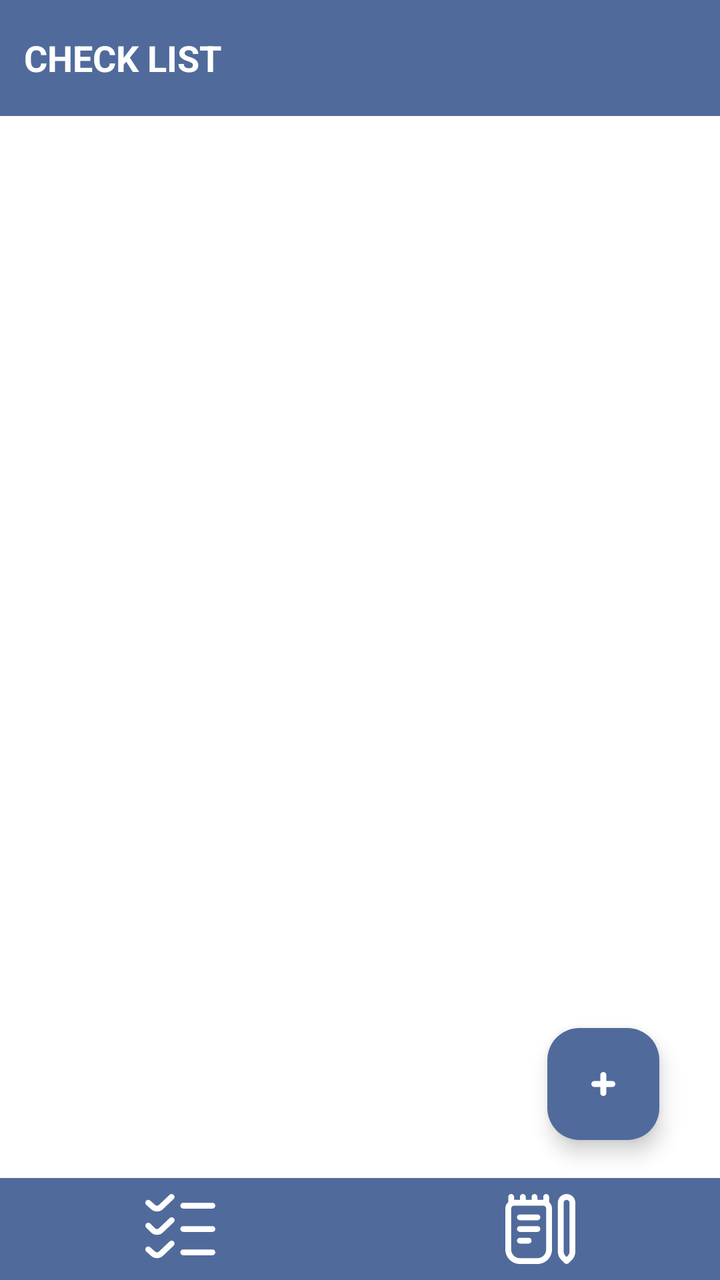
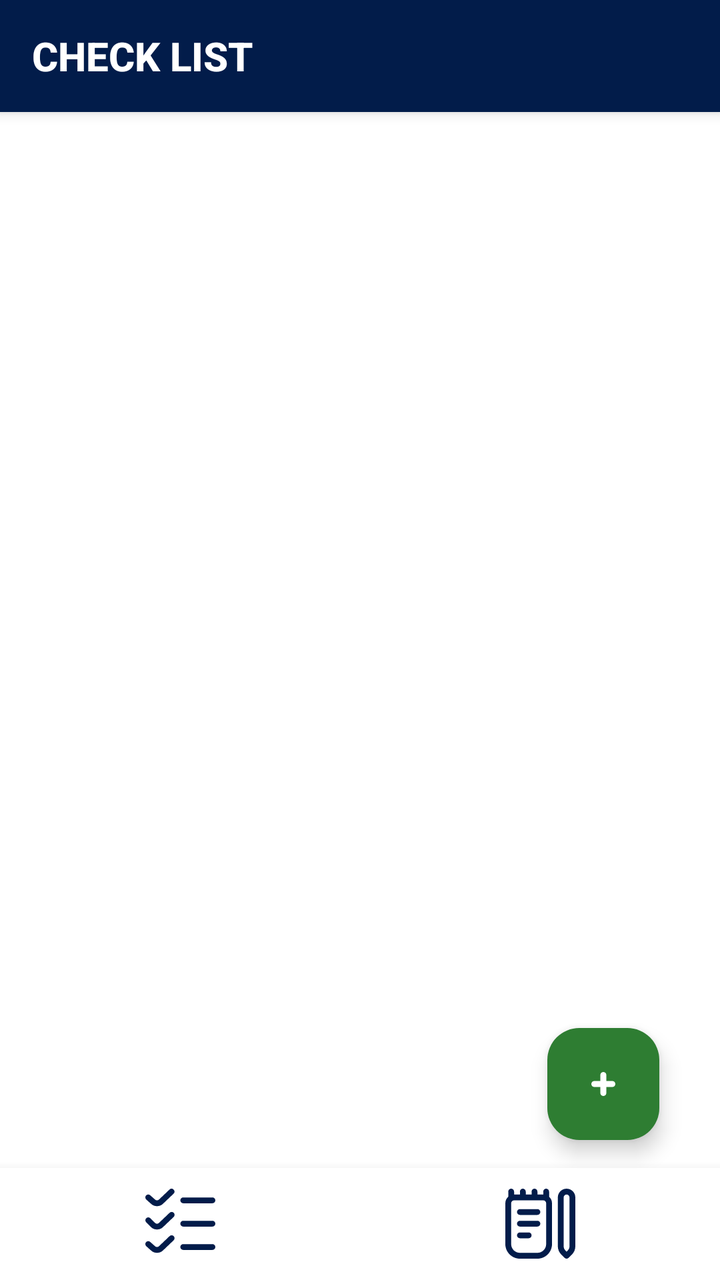

An Android layout rendered at two revisions. The XML below is the earlier revision; the diff shows what the commit changed to produce the second picture.
<!-- AndroidManifest.xml: application theme Theme.NotasApp -->
<!-- res/layout/fragment_home.xml -->
<?xml version="1.0" encoding="utf-8"?>
<androidx.constraintlayout.widget.ConstraintLayout xmlns:android="http://schemas.android.com/apk/res/android"
    xmlns:app="http://schemas.android.com/apk/res-auto"
    xmlns:tools="http://schemas.android.com/tools"
    android:layout_width="match_parent"
    android:layout_height="match_parent"
    android:background="@color/white"
    tools:context=".ui.fragment.HomeFragment">


    <LinearLayout
        android:id="@+id/ll_title"
        android:layout_width="match_parent"
        android:layout_height="wrap_content"
        android:background="@color/color_primario"
        android:gravity="center"
        android:orientation="horizontal"
        app:layout_constraintEnd_toEndOf="parent"
        app:layout_constraintStart_toStartOf="parent"
        app:layout_constraintTop_toTopOf="parent">

        <TextView
            android:layout_width="wrap_content"
            android:layout_height="wrap_content"
            android:layout_marginHorizontal="12dp"
            android:layout_weight="4"
            android:text="CHECK LIST"
            android:textColor="@color/white"
            android:textSize="18sp"
            android:textStyle="bold" />

        <ImageView
            android:id="@+id/btn_Settings"
            android:layout_width="34dp"
            android:layout_height="34dp"
            android:layout_margin="12dp"
            android:layout_weight="1"
            android:background="?selectableItemBackgroundBorderless"
            android:src="@drawable/baseline_settings_24"
            android:visibility="invisible"
            app:tint="@color/white" />
    </LinearLayout>

    <ScrollView
        android:id="@+id/sv_check"
        android:layout_width="0dp"
        android:layout_height="0dp"
        app:layout_constraintBottom_toTopOf="@+id/container_btns"
        app:layout_constraintEnd_toEndOf="parent"
        app:layout_constraintStart_toStartOf="parent"
        app:layout_constraintTop_toBottomOf="@+id/ll_title">

        <androidx.recyclerview.widget.RecyclerView
            android:id="@+id/rv_notes"
            android:layout_width="match_parent"
            android:layout_height="match_parent"
            tools:listitem="@layout/item_notes" />


    </ScrollView>

    <LinearLayout
        android:id="@+id/container_btns"
        android:layout_width="match_parent"
        android:layout_height="wrap_content"
        android:background="@color/color_primario"
        android:gravity="center"
        android:orientation="horizontal"
        android:paddingVertical="8dp"
        app:layout_constraintBottom_toBottomOf="parent">

        <ImageView
            android:id="@+id/btn_Check"
            android:layout_width="35dp"
            android:layout_height="35dp"
            android:layout_weight="1"
            android:src="@drawable/comprobacion"
            app:tint="@color/white" />

        <ImageView
            android:id="@+id/btn_notas"
            android:layout_width="35dp"
            android:layout_height="35dp"
            android:layout_weight="1"
            android:src="@drawable/diario"
            app:tint="@color/white" />

    </LinearLayout>


    <com.google.android.material.floatingactionbutton.FloatingActionButton
        android:id="@+id/btn_AddNote"
        android:layout_width="wrap_content"
        android:layout_height="wrap_content"
        android:backgroundTint="@color/color_primario"
        android:src="@drawable/plus"
        app:layout_constraintBottom_toBottomOf="parent"
        app:layout_constraintEnd_toEndOf="parent"
        app:layout_constraintHorizontal_bias="0.9"
        app:layout_constraintStart_toStartOf="parent"
        app:layout_constraintTop_toTopOf="parent"
        app:layout_constraintVertical_bias="0.88"
        app:tint="@color/white" />


</androidx.constraintlayout.widget.ConstraintLayout>
<!-- res/layout/item_notes.xml (included above) -->
<?xml version="1.0" encoding="utf-8"?>
<androidx.cardview.widget.CardView xmlns:android="http://schemas.android.com/apk/res/android"
    xmlns:app="http://schemas.android.com/apk/res-auto"
    android:layout_width="match_parent"
    android:layout_height="wrap_content"
    android:layout_marginBottom="3dp"
    android:elevation="12dp">

    <LinearLayout
        android:layout_width="match_parent"
        android:layout_height="wrap_content"
        android:background="@color/white"
        android:gravity="center">

        <CheckBox
            android:id="@+id/cb_note"
            android:layout_width="wrap_content"
            android:layout_height="wrap_content"
            android:checked="true"
            android:text="|"
            android:textColor="@color/white"
            android:textSize="24dp"
            app:buttonTint ="@color/color_primario"
            />

        <TextView
            android:id="@+id/tv_Note"
            android:layout_width="wrap_content"
            android:layout_height="wrap_content"
            android:layout_weight="3"
            android:text="Aqui va una nota"
            android:textColor="@color/black"
            android:textSize="16sp"
            android:visibility="visible" />

        <EditText
            android:id="@+id/et_update"
            android:layout_width="wrap_content"
            android:layout_height="wrap_content"
            android:layout_weight="3"
            android:inputType="textCapSentences"
            android:textColor="@color/black"
            android:visibility="gone" />

        <ImageView
            android:id="@+id/btn_Update"
            android:layout_width="wrap_content"
            android:layout_height="wrap_content"
            android:layout_marginHorizontal="12dp"
            android:src="@drawable/update"
            app:tint="@color/color_primario" />

        <ImageView
            android:id="@+id/btn_Delete"
            android:layout_width="wrap_content"
            android:layout_height="wrap_content"
            android:layout_marginRight="10dp"
            android:src="@drawable/delte_ic"
            app:tint="#7C0808" />

        <ImageView
            android:id="@+id/btn_Check"
            android:layout_width="wrap_content"
            android:layout_height="wrap_content"
            android:layout_marginHorizontal="12dp"
            android:src="@drawable/check_ic"
            android:visibility="gone"
            app:tint="#176700" />

        <ImageView
            android:id="@+id/btn_CLose"
            android:layout_width="wrap_content"
            android:layout_height="wrap_content"
            android:layout_marginRight="10dp"
            android:src="@drawable/baseline_close_24"
            android:visibility="gone"
            app:tint="#7C0808" />


    </LinearLayout>


</androidx.cardview.widget.CardView>
<!-- resources referenced by this layout -->
<resources>
  <color name="black">#FF000000</color>
  <color name="color_primario">#506b9b</color>
  <color name="white">#FFFFFFFF</color>
  <!-- drawable baseline_close_24 (drawable) -->
  <vector android:height="24dp" android:tint="#000000"
      android:viewportHeight="24" android:viewportWidth="24"
      android:width="24dp" xmlns:android="http://schemas.android.com/apk/res/android">
      <path android:fillColor="@android:color/white" android:pathData="M19,6.41L17.59,5 12,10.59 6.41,5 5,6.41 10.59,12 5,17.59 6.41,19 12,13.41 17.59,19 19,17.59 13.41,12z"/>
  </vector>
  <!-- drawable check_ic (drawable) -->
  <vector android:height="24dp" android:tint="#000000"
      android:viewportHeight="24" android:viewportWidth="24"
      android:width="24dp" xmlns:android="http://schemas.android.com/apk/res/android">
      <path android:fillColor="@android:color/white" android:pathData="M9,16.17L4.83,12l-1.42,1.41L9,19 21,7l-1.41,-1.41z"/>
  </vector>
  <!-- drawable comprobacion (drawable) -->
  <vector xmlns:android="http://schemas.android.com/apk/res/android" android:width="24dp" android:height="24dp" android:viewportWidth="24" android:viewportHeight="24" android:tint="?attr/colorControlNormal"><path android:fillColor="@android:color/white" android:pathData="m4 6a2.982 2.982 0 0 1 -2.122-.879l-1.544-1.374a1 1 0 0 1 1.332-1.494l1.585 1.414a1 1 0 0 0 1.456.04l3.604-3.431a1 1 0 0 1 1.378 1.448l-3.589 3.414a2.964 2.964 0 0 1 -2.1.862zm20-2a1 1 0 0 0 -1-1h-10a1 1 0 0 0 0 2h10a1 1 0 0 0 1-1zm-17.9 9.138 3.589-3.414a1 1 0 1 0 -1.378-1.448l-3.6 3.431a1.023 1.023 0 0 1 -1.414 0l-1.59-1.585a1 1 0 0 0 -1.414 1.414l1.585 1.585a3 3 0 0 0 4.226.017zm17.9-1.138a1 1 0 0 0 -1-1h-10a1 1 0 0 0 0 2h10a1 1 0 0 0 1-1zm-17.9 9.138 3.585-3.414a1 1 0 1 0 -1.378-1.448l-3.6 3.431a1 1 0 0 1 -1.456-.04l-1.585-1.414a1 1 0 0 0 -1.332 1.494l1.544 1.374a3 3 0 0 0 4.226.017zm17.9-1.138a1 1 0 0 0 -1-1h-10a1 1 0 0 0 0 2h10a1 1 0 0 0 1-1z"/></vector>
  <!-- drawable delte_ic (drawable) -->
  <vector android:height="24dp" android:tint="#000000"
      android:viewportHeight="24" android:viewportWidth="24"
      android:width="24dp" xmlns:android="http://schemas.android.com/apk/res/android">
      <path android:fillColor="@android:color/white" android:pathData="M6,19c0,1.1 0.9,2 2,2h8c1.1,0 2,-0.9 2,-2V7H6v12zM19,4h-3.5l-1,-1h-5l-1,1H5v2h14V4z"/>
  </vector>
  <!-- drawable plus (drawable) -->
  <vector xmlns:android="http://schemas.android.com/apk/res/android" android:width="24dp" android:height="24dp" android:viewportWidth="24" android:viewportHeight="24" android:tint="?attr/colorControlNormal"><path android:fillColor="@android:color/white" android:pathData="M16.5,10.5h-3v-3a1.5,1.5,0,0,0-3,0v3h-3a1.5,1.5,0,0,0,0,3h3v3a1.5,1.5,0,0,0,3,0v-3h3a1.5,1.5,0,0,0,0-3Z"/></vector>
  <!-- drawable update (drawable) -->
  <vector android:height="24dp" android:tint="#000000"
      android:viewportHeight="24" android:viewportWidth="24"
      android:width="24dp" xmlns:android="http://schemas.android.com/apk/res/android">
      <path android:fillColor="@android:color/white" android:pathData="M3,17.25V21h3.75L17.81,9.94l-3.75,-3.75L3,17.25zM20.71,7.04c0.39,-0.39 0.39,-1.02 0,-1.41l-2.34,-2.34c-0.39,-0.39 -1.02,-0.39 -1.41,0l-1.83,1.83 3.75,3.75 1.83,-1.83z"/>
  </vector>
  <style name="Theme.NotasApp" parent="Base.Theme.NotasApp" />
  <style name="Base.Theme.NotasApp" parent="Theme.Material3.DayNight.NoActionBar">
          
          
          <item name="android:windowAnimationStyle">@null</item>
      </style>
  <!-- unchanged entries left out for length: 2 -->
</resources>

<!-- the commit's change to res/layout/fragment_home.xml (unified diff, before → after) -->
@@ -7,14 +7,17 @@
     android:background="@color/white"
     tools:context=".ui.fragment.HomeFragment">
 
-
+    
     <LinearLayout
         android:id="@+id/ll_title"
         android:layout_width="match_parent"
-        android:layout_height="wrap_content"
+        android:layout_height="56dp"
         android:background="@color/color_primario"
-        android:gravity="center"
+        android:gravity="center_vertical"
         android:orientation="horizontal"
+        android:paddingStart="16dp"
+        android:paddingEnd="16dp"
+        android:elevation="4dp"
         app:layout_constraintEnd_toEndOf="parent"
         app:layout_constraintStart_toStartOf="parent"
         app:layout_constraintTop_toTopOf="parent">
@@ -22,51 +25,52 @@
         <TextView
             android:layout_width="wrap_content"
             android:layout_height="wrap_content"
-            android:layout_marginHorizontal="12dp"
-            android:layout_weight="4"
             android:text="CHECK LIST"
             android:textColor="@color/white"
-            android:textSize="18sp"
-            android:textStyle="bold" />
+            android:textSize="20sp"
+            android:textStyle="bold"
+            android:fontFamily="sans-serif-medium" />
 
         <ImageView
             android:id="@+id/btn_Settings"
             android:layout_width="34dp"
             android:layout_height="34dp"
-            android:layout_margin="12dp"
-            android:layout_weight="1"
+            android:layout_marginStart="8dp"
             android:background="?selectableItemBackgroundBorderless"
             android:src="@drawable/baseline_settings_24"
             android:visibility="invisible"
             app:tint="@color/white" />
     </LinearLayout>
-
     <ScrollView
-        android:id="@+id/sv_check"
+        android:id="@+id/sv_notas"
         android:layout_width="0dp"
         android:layout_height="0dp"
         app:layout_constraintBottom_toTopOf="@+id/container_btns"
         app:layout_constraintEnd_toEndOf="parent"
         app:layout_constraintStart_toStartOf="parent"
         app:layout_constraintTop_toBottomOf="@+id/ll_title">
-
-        <androidx.recyclerview.widget.RecyclerView
-            android:id="@+id/rv_notes"
-            android:layout_width="match_parent"
-            android:layout_height="match_parent"
-            tools:listitem="@layout/item_notes" />
-
-
+    
+    <androidx.recyclerview.widget.RecyclerView
+        android:id="@+id/rv_notes"
+        android:layout_width="match_parent"
+        android:layout_height="wrap_content"
+        android:padding="6dp"
+        app:layout_constraintBottom_toTopOf="@+id/container_btns"
+        app:layout_constraintEnd_toEndOf="parent"
+        app:layout_constraintStart_toStartOf="parent"
+        app:layout_constraintTop_toBottomOf="@+id/ll_title"
+        tools:listitem="@layout/item_notes" />
     </ScrollView>
-
+    
     <LinearLayout
         android:id="@+id/container_btns"
         android:layout_width="match_parent"
-        android:layout_height="wrap_content"
-        android:background="@color/color_primario"
+        android:layout_height="56dp"
+        android:background="@color/white"
         android:gravity="center"
         android:orientation="horizontal"
         android:paddingVertical="8dp"
+        android:elevation="8dp"
         app:layout_constraintBottom_toBottomOf="parent">
 
         <ImageView
@@ -75,7 +79,9 @@
             android:layout_height="35dp"
             android:layout_weight="1"
             android:src="@drawable/comprobacion"
-            app:tint="@color/white" />
+            app:tint="@color/color_primario"
+            android:background="?attr/selectableItemBackground"
+            />
 
         <ImageView
             android:id="@+id/btn_notas"
@@ -83,16 +89,18 @@
             android:layout_height="35dp"
             android:layout_weight="1"
             android:src="@drawable/diario"
-            app:tint="@color/white" />
+            app:tint="@color/color_primario"
+            android:background="?attr/selectableItemBackground"
 
+            />
     </LinearLayout>
 
-
+    
     <com.google.android.material.floatingactionbutton.FloatingActionButton
         android:id="@+id/btn_AddNote"
         android:layout_width="wrap_content"
         android:layout_height="wrap_content"
-        android:backgroundTint="@color/color_primario"
+        android:backgroundTint="@color/ColorSecundario"
         android:src="@drawable/plus"
         app:layout_constraintBottom_toBottomOf="parent"
         app:layout_constraintEnd_toEndOf="parent"
@@ -102,89 +110,88 @@
         app:layout_constraintVertical_bias="0.88"
         app:tint="@color/white" />
 
-
 </androidx.constraintlayout.widget.ConstraintLayout>
 <!-- res/layout/item_notes.xml (included above) -->
 <?xml version="1.0" encoding="utf-8"?>
-<androidx.cardview.widget.CardView xmlns:android="http://schemas.android.com/apk/res/android"
+<androidx.cardview.widget.CardView
+    xmlns:android="http://schemas.android.com/apk/res/android"
     xmlns:app="http://schemas.android.com/apk/res-auto"
     android:layout_width="match_parent"
     android:layout_height="wrap_content"
-    android:layout_marginBottom="3dp"
-    android:elevation="12dp">
+    android:layout_marginVertical="5dp"
+    android:layout_marginHorizontal="2dp"
+    android:elevation="4dp"
+    app:cardCornerRadius="8dp">
 
     <LinearLayout
         android:layout_width="match_parent"
         android:layout_height="wrap_content"
         android:background="@color/white"
-        android:gravity="center">
+        android:gravity="center_vertical"
+        android:padding="16dp">
 
         <CheckBox
             android:id="@+id/cb_note"
-            android:layout_width="wrap_content"
-            android:layout_height="wrap_content"
-            android:checked="true"
-            android:text="|"
-            android:textColor="@color/white"
-            android:textSize="24dp"
-            app:buttonTint ="@color/color_primario"
-            />
+            android:layout_width="24dp"
+            android:layout_height="24dp"
+            android:buttonTint="@color/color_primario"
+            android:focusable="false"
+            android:clickable="true"
+            android:layout_marginEnd="16dp"/>
 
         <TextView
             android:id="@+id/tv_Note"
-            android:layout_width="wrap_content"
+            android:layout_width="0dp"
             android:layout_height="wrap_content"
-            android:layout_weight="3"
-            android:text="Aqui va una nota"
+            android:layout_weight="1"
+            android:text="Aquí va una nota"
             android:textColor="@color/black"
             android:textSize="16sp"
-            android:visibility="visible" />
+            android:fontFamily="sans-serif"
+            android:maxLines="2"
+            android:ellipsize="end"/>
 
         <EditText
             android:id="@+id/et_update"
-            android:layout_width="wrap_content"
+            android:layout_width="0dp"
             android:layout_height="wrap_content"
-            android:layout_weight="3"
+            android:layout_weight="1"
             android:inputType="textCapSentences"
             android:textColor="@color/black"
-            android:visibility="gone" />
+            android:hint="Editar nota"
+            android:visibility="gone"/>
 
         <ImageView
             android:id="@+id/btn_Update"
-            android:layout_width="wrap_content"
-            android:layout_height="wrap_content"
-            android:layout_marginHorizontal="12dp"
+            android:layout_width="24dp"
+            android:layout_height="24dp"
+            android:layout_marginEnd="8dp"
             android:src="@drawable/update"
-            app:tint="@color/color_primario" />
+            app:tint="@color/color_primario"/>
 
         <ImageView
             android:id="@+id/btn_Delete"
-            android:layout_width="wrap_content"
-            android:layout_height="wrap_content"
-            android:layout_marginRight="10dp"
+            android:layout_width="24dp"
+            android:layout_height="24dp"
+            android:layout_marginEnd="8dp"
             android:src="@drawable/delte_ic"
-            app:tint="#7C0808" />
+            app:tint="#7C0808"/>
 
         <ImageView
             android:id="@+id/btn_Check"
-            android:layout_width="wrap_content"
-            android:layout_height="wrap_content"
-            android:layout_marginHorizontal="12dp"
+            android:layout_width="24dp"
+            android:layout_height="24dp"
+            android:layout_marginEnd="8dp"
             android:src="@drawable/check_ic"
             android:visibility="gone"
-            app:tint="#176700" />
+            app:tint="#176700"/>
 
         <ImageView
-            android:id="@+id/btn_CLose"
-            android:layout_width="wrap_content"
-            android:layout_height="wrap_content"
-            android:layout_marginRight="10dp"
+            android:id="@+id/btn_Close"
+            android:layout_width="24dp"
+            android:layout_height="24dp"
             android:src="@drawable/baseline_close_24"
             android:visibility="gone"
-            app:tint="#7C0808" />
-
-
+            app:tint="#7C0808"/>
     </LinearLayout>
-
-
 </androidx.cardview.widget.CardView>
<!-- resource entries referenced after the edit -->
@@ -1,7 +1,8 @@
 <!-- resources referenced by this layout -->
 <resources>
+  <color name="ColorSecundario">#2E7D32</color>
   <color name="black">#FF000000</color>
-  <color name="color_primario">#506b9b</color>
+  <color name="color_primario">#021C4A</color>
   <color name="white">#FFFFFFFF</color>
   <!-- drawable baseline_close_24 (drawable) -->
   <vector android:height="24dp" android:tint="#000000"
